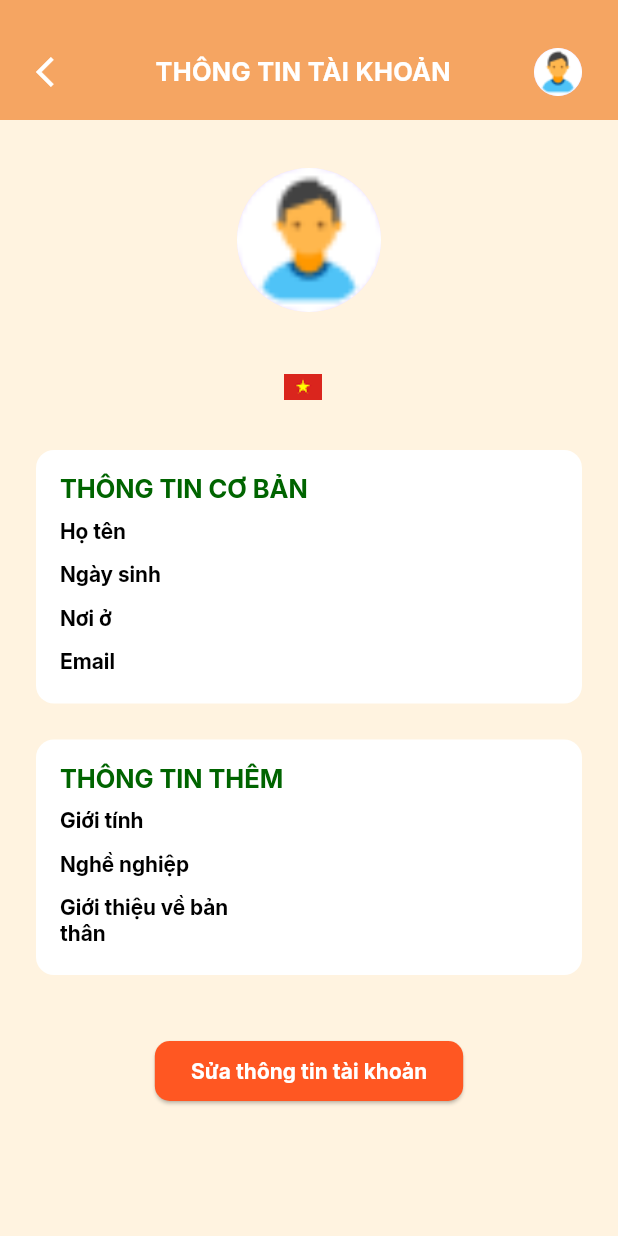
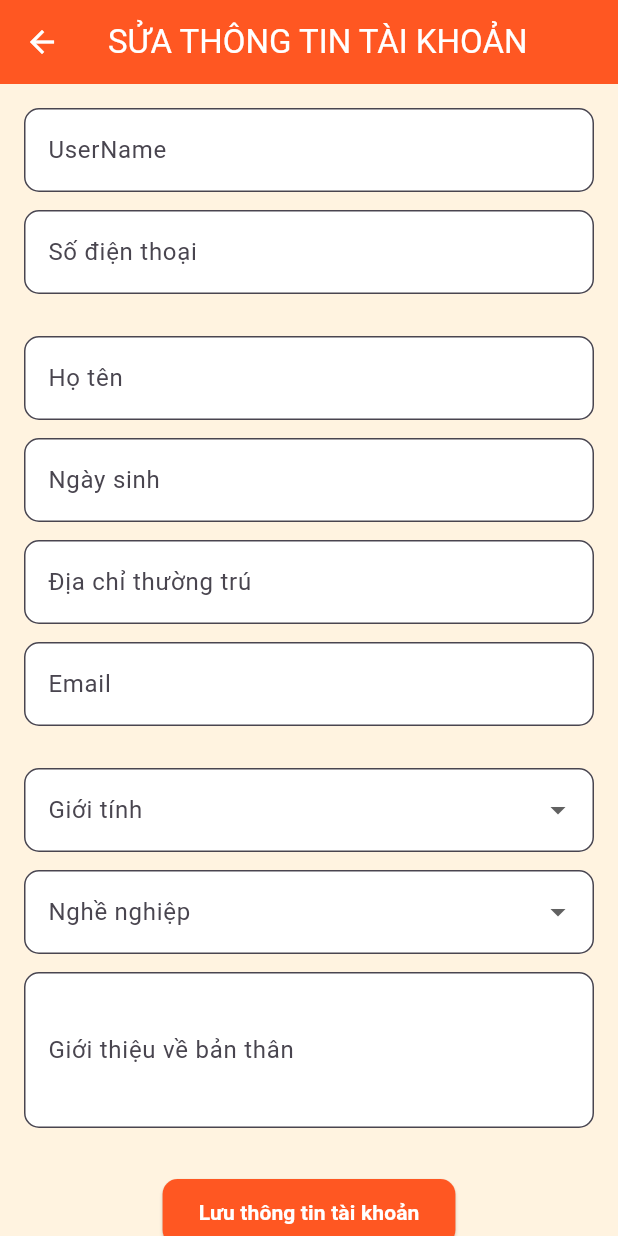
Before and after one commit to BaoNguyen20040407/MobileNC_AppBanVeXe_Web, a Flutter app: the UserInfo screen opened directly, after a tap on "Sửa thông tin tài khoản", on a phone screen of 412 x 824 dp. Run offline on Flutter 3.47's test engine with Material 3 defaults, Android fonts, the phone set to English and light mode, and no system bars; our stand-ins replace shared_preferences; accounts and stored records are empty.

Commit message:
Hoàn thiện mục sửa info

```diff
--- /dev/null
+++ b/lib/view/profile/edit_user_info.dart
@@ -0,0 +1,167 @@
+import 'package:flutter/material.dart';
+import 'package:shared_preferences/shared_preferences.dart';
+import 'package:giao_dien_1/config/default.dart';
+import 'package:giao_dien_1/view/profile/edit_success.dart';
+
+class EditUserInfo extends StatefulWidget {
+  const EditUserInfo({super.key});
+
+  @override
+  State<EditUserInfo> createState() => _EditUserInfoState();
+}
+
+class _EditUserInfoState extends State<EditUserInfo> {
+  final _formKey = GlobalKey<FormState>();
+  late SharedPreferences prefs;
+
+  final TextEditingController _usernameController = TextEditingController();
+  final TextEditingController _phoneController = TextEditingController();
+  final TextEditingController _fullNameController = TextEditingController();
+  final TextEditingController _dobController = TextEditingController();
+  final TextEditingController _addressController = TextEditingController();
+  final TextEditingController _emailController = TextEditingController();
+  final TextEditingController _introController = TextEditingController();
+
+  String? _gender;
+  String? _job;
+
+  final List<String> _genderOptions = ['Nam', 'Nữ', 'Khác'];
+  final List<String> _jobOptions = ['Sinh viên', 'Giáo viên', 'Khác'];
+
+  @override
+  void initState() {
+    super.initState();
+    _loadUserInfo();
+  }
+
+  Future<void> _loadUserInfo() async {
+    prefs = await SharedPreferences.getInstance();
+    setState(() {
+      _usernameController.text = prefs.getString('username') ?? '';
+      _phoneController.text = prefs.getString('phone') ?? '';
+      _fullNameController.text = prefs.getString('full_name') ?? '';
+      _dobController.text = prefs.getString('dob') ?? '';
+      _addressController.text = prefs.getString('address') ?? '';
+      _emailController.text = prefs.getString('email') ?? '';
+      _introController.text = prefs.getString('intro') ?? '';
+      _gender = _genderOptions.contains(prefs.getString('gender')) ? prefs.getString('gender') : null;
+      _job = _jobOptions.contains(prefs.getString('job')) ? prefs.getString('job') : null;
+    });
+  }
+
+  Future<void> _saveUserInfo() async {
+    await prefs.setString('username', _usernameController.text);
+    await prefs.setString('phone', _phoneController.text);
+    await prefs.setString('full_name', _fullNameController.text);
+    await prefs.setString('dob', _dobController.text);
+    await prefs.setString('address', _addressController.text);
+    await prefs.setString('email', _emailController.text);
+    await prefs.setString('gender', _gender ?? '');
+    await prefs.setString('job', _job ?? '');
+    await prefs.setString('intro', _introController.text);
+
+    if (context.mounted) {
+      Navigator.push(context,
+      MaterialPageRoute(builder: (context) => const EditSuccessScreen()),
+      ).then((_) {
+        Navigator.pop(context); // Quay lại trang xem thông tin
+      });
+    }
+  }
+
+  @override
+  Widget build(BuildContext context) {
+    return Scaffold(
+      backgroundColor: const Color(0xFFFFF3E0),
+      appBar: AppBar(
+        title: const Text("SỬA THÔNG TIN TÀI KHOẢN"),
+        backgroundColor: AppColors.mainOrange,
+        foregroundColor: Colors.white,
+      ),
+      body: SingleChildScrollView(
+        padding: const EdgeInsets.all(16),
+        child: Form(
+          key: _formKey,
+          child: Column(
+            children: [
+              _buildTextField("UserName", _usernameController),
+              _buildTextField("Số điện thoại", _phoneController),
+              const SizedBox(height: 16),
+              _buildTextField("Họ tên", _fullNameController),
+              _buildTextField("Ngày sinh", _dobController),
+              _buildTextField("Địa chỉ thường trú", _addressController),
+              _buildTextField("Email", _emailController),
+              const SizedBox(height: 16),
+              _buildDropdown("Giới tính", _genderOptions, _gender, (val) {
+                setState(() {
+                  _gender = val;
+                });
+              }),
+              _buildDropdown("Nghề nghiệp", _jobOptions, _job, (val) {
+                setState(() {
+                  _job = val;
+                });
+              }),
+              _buildTextField("Giới thiệu về bản thân", _introController, maxLines: 3),
+              const SizedBox(height: 20),
+              ElevatedButton(
+                style: ElevatedButton.styleFrom(
+                  backgroundColor: AppColors.mainOrange,
+                  foregroundColor: Colors.white,
+                  padding: const EdgeInsets.symmetric(horizontal: 24, vertical: 12),
+                  shape: RoundedRectangleBorder(
+                    borderRadius: BorderRadius.circular(10),
+                  ),
+                ),
+                onPressed: () {
+                  if (_formKey.currentState!.validate()) {
+                    _saveUserInfo();
+                  }
+                },
+                child: const Text(
+                  'Lưu thông tin tài khoản',
+                  style: TextStyle(fontWeight: FontWeight.bold),
+                ),
+              ),
+            ],
+          ),
+        ),
+      ),
+    );
+  }
+
+  Widget _buildTextField(String label, TextEditingController controller, {int maxLines = 1}) {
+    return Padding(
+      padding: const EdgeInsets.only(bottom: 12),
+      child: TextFormField(
+        controller: controller,
+        maxLines: maxLines,
+        decoration: InputDecoration(
+          labelText: label,
+          filled: true,
+          fillColor: Colors.white,
+          border: OutlineInputBorder(borderRadius: BorderRadius.circular(10)),
+        ),
+        validator: (value) => value == null || value.isEmpty ? 'Không được để trống' : null,
+      ),
+    );
+  }
+
+  Widget _buildDropdown(String label, List<String> items, String? value, Function(String?) onChanged) {
+    return Padding(
+      padding: const EdgeInsets.only(bottom: 12),
+      child: DropdownButtonFormField<String>(
+        value: items.contains(value) ? value : null,
+        decoration: InputDecoration(
+          labelText: label,
+          filled: true,
+          fillColor: Colors.white,
+          border: OutlineInputBorder(borderRadius: BorderRadius.circular(10)),
+        ),
+        items: items.map((e) => DropdownMenuItem(value: e, child: Text(e))).toList(),
+        onChanged: onChanged,
+        validator: (value) => value == null || value.isEmpty ? 'Vui lòng chọn $label' : null,
+      ),
+    );
+  }
+}
--- a/lib/view/profile/user_info.dart
+++ b/lib/view/profile/user_info.dart
@@ -2,6 +2,7 @@ import 'package:flutter/material.dart';
 import 'package:giao_dien_1/widget/appbar_profile.dart';
 import 'package:shared_preferences/shared_preferences.dart';
 import 'package:giao_dien_1/config/default.dart';
+import 'package:giao_dien_1/view/profile/edit_user_info.dart';
 
 class UserInfo extends StatefulWidget {
   const UserInfo({super.key});
@@ -136,6 +137,12 @@ class _UserInfoState extends State<UserInfo> {
                 ),
                 onPressed: () {
                   // TODO: chuyển tới trang sửa thông tin
+                  Navigator.push(
+                    context,
+                    MaterialPageRoute(builder: (context) => const EditUserInfo()),
+                    ).then((_) {
+                    _loadUserInfo(); // reload dữ liệu mới sau khi chỉnh sửa
+                  });
                 },
                 child: const Text(
                   'Sửa thông tin tài khoản',
```
Also changed, not shown: lib/view/profile/edit_success.dart (added, +37 -0 lines).
